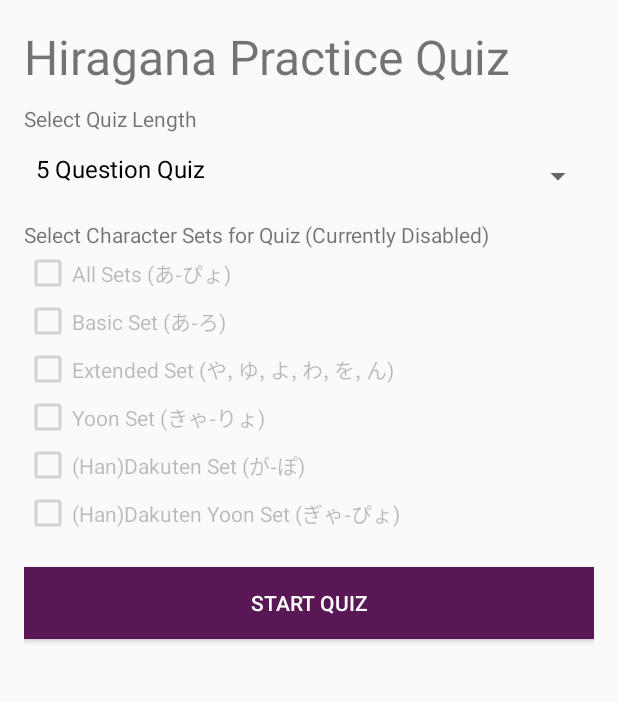
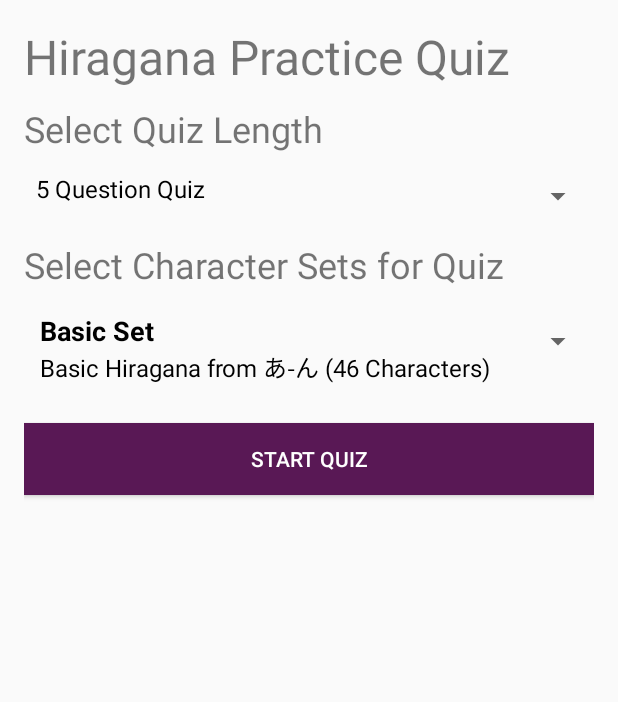
Before and after one commit to tarkenfire/KanaGT, an Android app: the fragment QuizSetupFragment placed in its activity, on a phone screen of 412 x 824 dp, the part 84-786 px from its top. Run offline under Robolectric (Android 15) with nearby library versions, the phone set to English and light mode, and no system bars; libraries missing offline, so code that uses them is left out: com.nostra13.universalimageloader, com.readystatesoftware.sqliteasset; 2 statements that could not run were skipped.

Commit message:
Quiz completion.

```diff
--- a/app/src/main/java/com/hinodesoftworks/kanagt/MainActivity.java
+++ b/app/src/main/java/com/hinodesoftworks/kanagt/MainActivity.java
@@ -241,11 +241,13 @@ public class MainActivity extends ActionBarActivity implements
     //quiz setup fragment
 
     @Override
-    public void onQuizStartButtonPressed(QuizManager.QuizMode mode, int numOfQuestions) {
+    public void onQuizStartButtonPressed(QuizManager.QuizMode mode, int numOfQuestions,
+                                         int setChoice) {
         Intent sender = new Intent(this, QuizActivity.class);
 
         sender.putExtra("mode", mode);
         sender.putExtra("num_of_questions", numOfQuestions);
+        sender.putExtra("set_choice", setChoice);
         startActivity(sender);
     }
 
--- a/app/src/main/java/com/hinodesoftworks/kanagt/QuizActivity.java
+++ b/app/src/main/java/com/hinodesoftworks/kanagt/QuizActivity.java
@@ -34,6 +34,9 @@ public class QuizActivity extends ActionBarActivity implements View.OnClickListe
     private DatabaseManager mDatabaseManager;
     private QuizManager mQuizManager;
 
+    //int constants for determining quiz sets
+    public static final int SET_BASIC = 0, SET_EXTENDED = 1, SET_DAKUTEN = 2, SET_DIACRITIC = 3,
+            SET_FULL = 4;
 
     @Override
     protected void onCreate(Bundle savedInstanceState) {
@@ -67,11 +70,9 @@ public class QuizActivity extends ActionBarActivity implements View.OnClickListe
         button3.setOnClickListener(this);
         button4.setOnClickListener(this);
 
-
         Intent args = this.getIntent();
         QuizManager.QuizMode mode = (QuizManager.QuizMode)args.getSerializableExtra("mode");
 
-        //todo: get value from passed intent
         int totalQuestions = args.getIntExtra("num_of_questions", 10);
 
         String table = "hiragana";
@@ -98,7 +99,33 @@ public class QuizActivity extends ActionBarActivity implements View.OnClickListe
         String[] rDisplay = new String[totalQuestions];
         String[] rAnswer = new String[totalQuestions];
 
-        Cursor rightCursor = mDatabaseManager.getQuestionSet(table, totalQuestions);
+
+        Cursor rightCursor;
+
+        int setChoice = args.getIntExtra("set_choice", SET_FULL);
+
+        switch (setChoice){
+            case SET_BASIC:
+                rightCursor = mDatabaseManager.getQuestionSet(table, totalQuestions, 1, 46);
+                break;
+            case SET_EXTENDED:
+                rightCursor = mDatabaseManager.getQuestionSet(table, totalQuestions, 1, 71);
+                break;
+            case SET_DAKUTEN:
+                rightCursor = mDatabaseManager.getQuestionSet(table, totalQuestions, 47, 71);
+                break;
+            case SET_DIACRITIC:
+                rightCursor = mDatabaseManager.getQuestionSet(table, totalQuestions, 72, 107);
+                break;
+            case SET_FULL:
+                rightCursor = mDatabaseManager.getQuestionSet(table, totalQuestions);
+                break;
+            default:
+                rightCursor = mDatabaseManager.getQuestionSet(table, totalQuestions);
+                break;
+        }
+
+
         rightCursor.moveToFirst();
         rDisplay[0] = rightCursor.getString(0);
         rAnswer[0] = rightCursor.getString(1);
--- a/app/src/main/java/com/hinodesoftworks/kanagt/QuizSetupFragment.java
+++ b/app/src/main/java/com/hinodesoftworks/kanagt/QuizSetupFragment.java
@@ -8,18 +8,24 @@ import android.view.View;
 import android.view.ViewGroup;
 import android.widget.ArrayAdapter;
 import android.widget.Button;
+import android.widget.ListView;
 import android.widget.Spinner;
 import android.widget.TextView;
 import android.widget.Toast;
 
+import com.hinodesoftworks.kanagt.util.CharacterSetListAdapter;
+import com.hinodesoftworks.kanagt.util.KanaSet;
 import com.hinodesoftworks.kanagt.util.QuizManager;
+
+import java.util.ArrayList;
 
 public class QuizSetupFragment extends Fragment implements View.OnClickListener {
 
     private OnQuizSetupListener mListener;
     private QuizManager.QuizMode mQuizMode = QuizManager.QuizMode.MODE_HIRA_P_QUIZ;
 
-    Spinner spinner;
+    Spinner spinner, modeView;
+
 
     public QuizSetupFragment() {
         // Required empty public constructor
@@ -37,22 +43,44 @@ public class QuizSetupFragment extends Fragment implements View.OnClickListener
         View holder = inflater.inflate(R.layout.fragment_quiz_setup, container, false);
 
         TextView titleView = (TextView)holder.findViewById(R.id.quiz_setup_title);
+        ArrayList<KanaSet> kanaSets = new ArrayList<>();
+        String[] titles = getActivity().getResources().getStringArray(R.array.kana_set_titles);
+        String[] descs = getActivity().getResources().getStringArray(R.array.hira_set_descs);
 
-        //TODO: Hard coded strings
         switch (mQuizMode){
             case MODE_HIRA_P_QUIZ:
                 titleView.setText("Hiragana Practice Quiz");
+                descs = getActivity().getResources().getStringArray(R.array.hira_set_descs);
                 break;
             case MODE_HIRA_R_QUIZ:
                 titleView.setText("Hiragana Ranking Quiz");
+                descs = getActivity().getResources().getStringArray(R.array.hira_set_descs);
                 break;
             case MODE_KATA_P_QUIZ:
+                descs = getActivity().getResources().getStringArray(R.array.kata_set_descs);
                 titleView.setText("Katakana Practice Quiz");
                 break;
             case MODE_KATA_R_QUIZ:
+                descs = getActivity().getResources().getStringArray(R.array.kata_set_descs);
                 titleView.setText("Katakana Ranking Quiz");
                 break;
         }
+
+        //setup list choices
+        for (int i = 0; i < titles.length ; i++){
+            KanaSet set = KanaSet.getInstance();
+            set.title = titles[i];
+            set.desc = descs[i];
+
+            kanaSets.add(set);
+        }
+
+        modeView = (Spinner)holder.findViewById(R.id.quiz_setup_set_spinner);
+        CharacterSetListAdapter csadapter = new CharacterSetListAdapter(getActivity(),
+                                        R.layout.row_kana_set, kanaSets);
+
+        modeView.setAdapter(csadapter);
+
 
         //setup spinner
         spinner = (Spinner)holder.findViewById(R.id.quiz_setup_num_of_question_spinner);
@@ -92,7 +120,7 @@ public class QuizSetupFragment extends Fragment implements View.OnClickListener
 
         int choice = spinner.getSelectedItemPosition();
 
-        Toast.makeText(getActivity(), "" + choice, Toast.LENGTH_SHORT).show();
+        int modeChoice = modeView.getSelectedItemPosition();
 
         int qs = 10;
         switch (choice){
@@ -111,11 +139,12 @@ public class QuizSetupFragment extends Fragment implements View.OnClickListener
         }
 
 
-        mListener.onQuizStartButtonPressed(mQuizMode, qs);
+        mListener.onQuizStartButtonPressed(mQuizMode, qs, modeChoice);
     }
 
     public interface OnQuizSetupListener {
-        public void onQuizStartButtonPressed(QuizManager.QuizMode mode, int numOfQuestions);
+        public void onQuizStartButtonPressed(QuizManager.QuizMode mode, int numOfQuestions,
+                                             int quizSet);
     }
 
 }
--- /dev/null
+++ b/app/src/main/java/com/hinodesoftworks/kanagt/util/CharacterSetListAdapter.java
@@ -0,0 +1,76 @@
+package com.hinodesoftworks.kanagt.util;
+
+import android.content.Context;
+import android.view.LayoutInflater;
+import android.view.View;
+import android.view.ViewGroup;
+import android.widget.ArrayAdapter;
+import android.widget.TextView;
+
+import com.hinodesoftworks.kanagt.R;
+
+import java.util.ArrayList;
+
+public class CharacterSetListAdapter extends ArrayAdapter<KanaSet> {
+
+    private ArrayList<KanaSet> mItems;
+    private Context ctx;
+
+    public CharacterSetListAdapter(Context context, int resource, ArrayList<KanaSet> items) {
+        super(context, resource, items);
+
+        this.ctx = context;
+        this.mItems = items;
+
+    }
+
+    @Override
+    public int getCount() {
+        return mItems.size();
+    }
+
+    @Override
+    public KanaSet getItem(int position) {
+        return mItems.get(position);
+    }
+
+    @Override
+    public View getDropDownView(int position, View convertView, ViewGroup parent) {
+        View holder = convertView;
+        if (holder == null){
+            LayoutInflater inflater = (LayoutInflater)ctx.getSystemService(Context.LAYOUT_INFLATER_SERVICE);
+            holder = inflater.inflate(R.layout.row_kana_set, parent, false);
+        }
+
+        KanaSet curSet = getItem(position);
+
+        TextView title = (TextView)holder.findViewById(R.id.row_kana_set_title);
+        TextView desc = (TextView)holder.findViewById(R.id.row_kana_set_desc);
+
+        title.setText(curSet.title);
+        desc.setText(curSet.desc);
+
+
+        return holder;
+    }
+
+    @Override
+    public View getView(int position, View convertView, ViewGroup parent) {
+        View holder = convertView;
+        if (holder == null){
+            LayoutInflater inflater = (LayoutInflater)ctx.getSystemService(Context.LAYOUT_INFLATER_SERVICE);
+            holder = inflater.inflate(R.layout.row_kana_set, parent, false);
+        }
+
+        KanaSet curSet = getItem(position);
+
+        TextView title = (TextView)holder.findViewById(R.id.row_kana_set_title);
+        TextView desc = (TextView)holder.findViewById(R.id.row_kana_set_desc);
+
+        title.setText(curSet.title);
+        desc.setText(curSet.desc);
+
+
+        return holder;
+    }
+}
--- /dev/null
+++ b/app/src/main/java/com/hinodesoftworks/kanagt/util/KanaSet.java
@@ -0,0 +1,10 @@
+package com.hinodesoftworks.kanagt.util;
+
+public class KanaSet{
+    public String title;
+    public String desc;
+
+    public static KanaSet getInstance(){
+        return new KanaSet();
+    }
+}
--- a/app/src/main/java/com/hinodesoftworks/kanagt/util/QuizManager.java
+++ b/app/src/main/java/com/hinodesoftworks/kanagt/util/QuizManager.java
@@ -7,7 +7,6 @@ import java.util.ArrayList;
 public class QuizManager {
 
     public enum QuizMode{MODE_HIRA_P_QUIZ, MODE_HIRA_R_QUIZ, MODE_KATA_P_QUIZ, MODE_KATA_R_QUIZ}
-
 
     private QuizListener mListener;
     private QuizMode mQuizMode;
--- a/app/src/main/res/layout/fragment_quiz_setup.xml
+++ b/app/src/main/res/layout/fragment_quiz_setup.xml
@@ -19,7 +19,8 @@
     <TextView
         android:layout_width="match_parent"
         android:layout_height="wrap_content"
-        android:text="Select Quiz Length"/>
+        android:text="Select Quiz Length"
+        android:textSize="24sp"/>
 
     <Spinner
         android:id="@+id/quiz_setup_num_of_question_spinner"
@@ -30,50 +31,15 @@
     <TextView
         android:layout_width="match_parent"
         android:layout_height="wrap_content"
-        android:text="Select Character Sets for Quiz (Currently Disabled)"/>
+        android:text="Select Character Sets for Quiz"
+        android:textSize="24sp"/>
 
-    <CheckBox
-        android:id="@+id/quiz_setup_all_set_checkbox"
+    <Spinner
+        android:id="@+id/quiz_setup_set_spinner"
         android:layout_width="match_parent"
         android:layout_height="wrap_content"
-        android:text="All Sets (あ-ぴょ)"
-        android:enabled="false"/>
-
-    <CheckBox
-        android:id="@+id/quiz_setup_basic_set_checkbox"
-        android:layout_width="match_parent"
-        android:layout_height="wrap_content"
-        android:text="Basic Set (あ-ろ)"
-        android:enabled="false"/>
-
-    <CheckBox
-        android:id="@+id/quiz_setup_extended_set_checkbox"
-        android:layout_width="match_parent"
-        android:layout_height="wrap_content"
-        android:text="Extended Set (や, ゆ, よ, わ, を, ん)"
-        android:enabled="false"/>
-
-    <CheckBox
-        android:id="@+id/quiz_setup_yoon_set_checkbox"
-        android:layout_width="match_parent"
-        android:layout_height="wrap_content"
-        android:text="Yoon Set (きゃ-りょ)"
-        android:enabled="false"/>
-
-    <CheckBox
-        android:id="@+id/quiz_setup_dakuten_set_checkbox"
-        android:layout_width="match_parent"
-        android:layout_height="wrap_content"
-        android:text="(Han)Dakuten Set (が-ぽ)"
-        android:enabled="false"/>
-
-    <CheckBox
-        android:id="@+id/quiz_setup_dakuten_yoon_set_checkbox"
-        android:layout_width="match_parent"
-        android:layout_height="wrap_content"
-        android:text="(Han)Dakuten Yoon Set (ぎゃ-ぴょ)"
-        android:enabled="false"/>
-
+        android:paddingTop="10dp"
+        />
 
     <Button
         android:id="@+id/quiz_setup_button"
--- /dev/null
+++ b/app/src/main/res/layout/row_kana_set.xml
@@ -0,0 +1,36 @@
+<?xml version="1.0" encoding="utf-8"?>
+<LinearLayout xmlns:android="http://schemas.android.com/apk/res/android"
+    android:orientation="vertical"
+    android:layout_width="match_parent"
+    android:layout_height="match_parent"
+    android:paddingLeft="5dp"
+    android:paddingStart="5dp"
+    android:paddingRight="5dp"
+    android:paddingEnd="5dp"
+    android:paddingBottom="5dp"
+    android:paddingTop="5dp"
+>
+
+    <TextView
+        android:id="@+id/row_kana_set_title"
+        android:layout_width="match_parent"
+        android:layout_height="wrap_content"
+        android:textSize="18sp"
+        android:textStyle="bold"
+        android:paddingLeft="5dp"
+        android:paddingRight="5dp"
+        android:textColor="#000"
+        />
+
+    <TextView
+        android:id="@+id/row_kana_set_desc"
+        android:layout_width="match_parent"
+        android:layout_height="wrap_content"
+        android:textSize="16sp"
+        android:paddingLeft="5dp"
+        android:paddingRight="5dp"
+        android:textColor="#000"
+        />
+
+
+</LinearLayout>
--- a/app/src/main/res/values/strings.xml
+++ b/app/src/main/res/values/strings.xml
@@ -57,12 +57,8 @@
     <string name="title_katakana">Katakana</string>
     <string name="title_quiz_stat">Quiz Statistics</string>
 
-
-
     <string name="action_settings">Settings</string>
     <string name="hello_blank_fragment">Hello blank fragment</string>
-
-
 
     <string-array name="quiz_spinner_choices">
         <item>5 Question Quiz</item>
@@ -71,4 +67,27 @@
         <item>20 Question Quiz</item>
     </string-array>
 
+    <string-array name="kana_set_titles">
+        <item>Basic Set</item>
+        <item>Extended Set</item>
+        <item>Dakuten Set</item>
+        <item>Diagraph Set</item>
+        <item>Full Set</item>
+    </string-array>
+
+    <string-array name="hira_set_descs">
+        <item>Basic Hiragana from あ-ん (46 Characters)</item>
+        <item>Basic Hiragana plus Hiragana with diacritics from あ-ぺ (70 Characters)</item>
+        <item>Hiragana with diacritics from が-ぺ (23 Characters)</item>
+        <item>Diagraphs with and without diacritics from きゃ-ぴょ (35 Characters)</item>
+        <item>All Hiragana and Diagraphs, with and without diacritics (107 Characters)</item>
+    </string-array>
+
+    <string-array name="kata_set_descs">
+        <item>Basic Katakana from ア-ン (46 Characters)</item>
+        <item>Basic Katakana plus Katakana with diacritics from ア-ペ (70 Characters)</item>
+        <item>Katakana with diacritics from ゴ-ペ (23 Characters)</item>
+        <item>Katakana with and without diacritics from キャ-ピョ (35 Characters)</item>
+        <item>All Hiragana and Diagraphs, with and without diacritics (107 Characters)</item>
+    </string-array>
 </resources>
```
